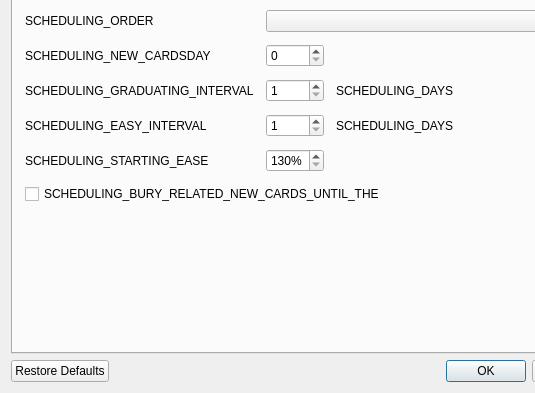
Old version of the form qt/aqt/forms/dconf.ui in the repository ankitects/anki; both pictures show x 0 to 535 and y 121 to 514 of the 623 by 514 pixel window.
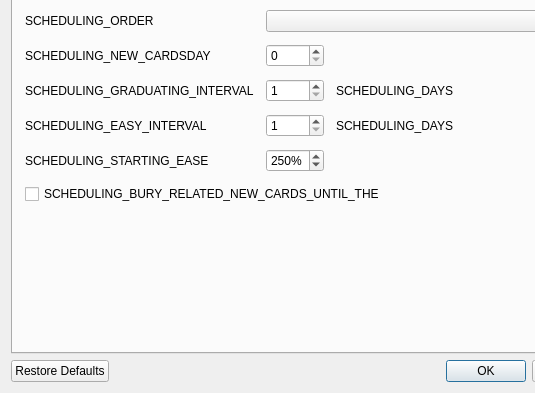
New version of the form.

Commit message:
set the minimum ease to 131% for now
https://forums.ankiweb.net/t/force-sync-triggers-2-1-34-ease-fixup-behaviour/5632/

Patch:
```diff
--- a/qt/aqt/forms/dconf.ui
+++ b/qt/aqt/forms/dconf.ui
@@ -107,11 +107,14 @@
             <string notr="true">%</string>
            </property>
            <property name="minimum">
-            <number>130</number>
+            <number>131</number>
            </property>
            <property name="maximum">
             <number>999</number>
            </property>
+           <property name="value">
+            <number>250</number>
+           </property>
           </widget>
          </item>
          <item row="1" column="0">
```
